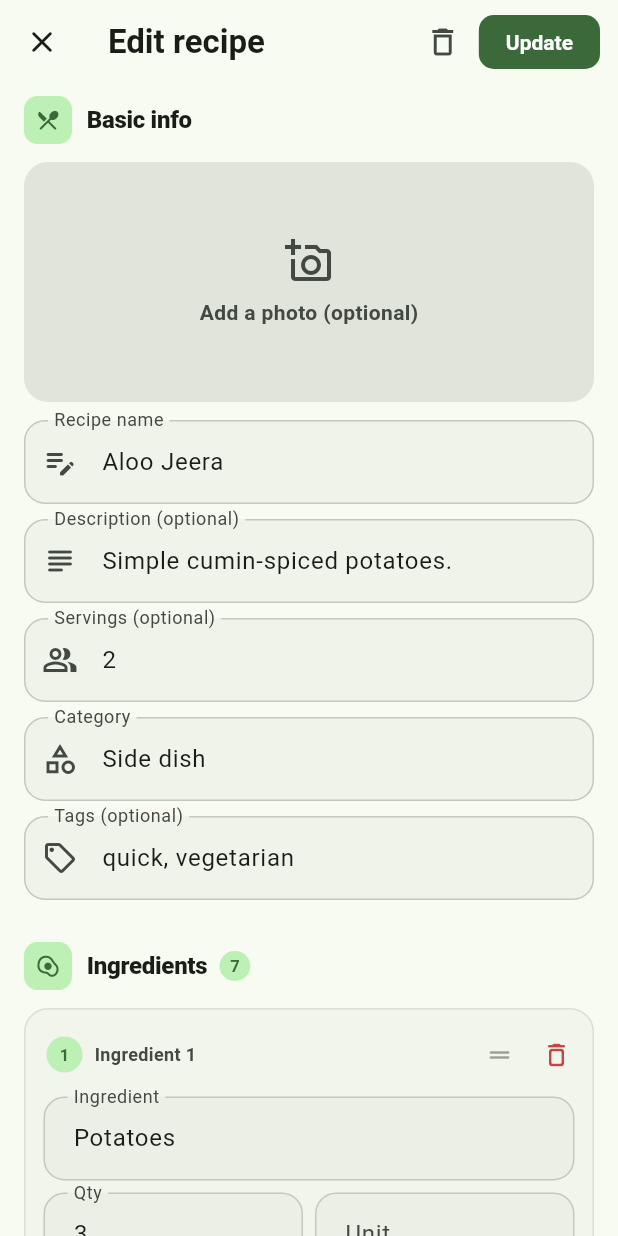
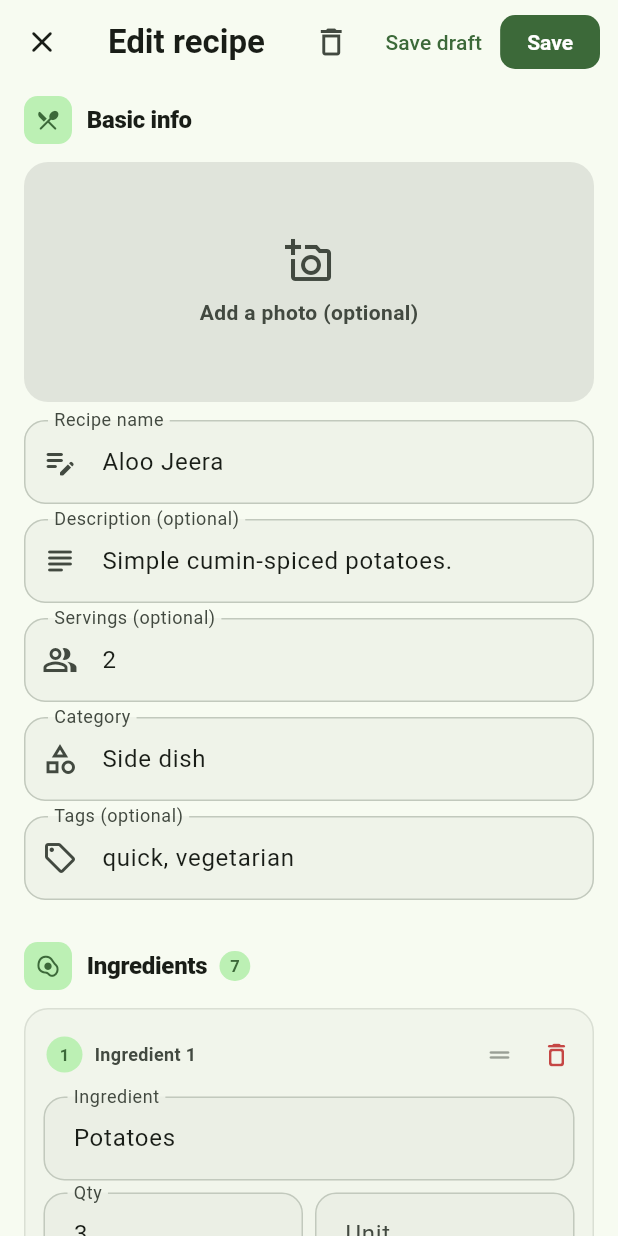
Before and after one commit to blbhargav/stock-home, a Flutter app: the RecipeEditScreen screen opened directly with sample values from the repository, on a phone screen of 412 x 824 dp. Run offline on Flutter 3.47's test engine with Material 3 defaults, Android fonts, the phone set to English and light mode, and no system bars; our stand-ins replace cloud_firestore, firebase_auth, firebase_core, firebase_storage, flutter_local_notifications, image_picker and 6 more; missing offline and left inert: mobile_scanner; accounts and stored records are empty; project files that could hold a hidden picture were left out.

Commit message:
Add recipe drafts and direct editing
- Recipe model and Firestore serialization now include isDraft
- Editor supports incomplete Save draft flow without requiring ingredients,
  steps, or a recipe name; unnamed drafts use Untitled recipe
- Publish/save action validates the completed recipe and clears draft state
- Added app-bar and bottom Save draft / Publish actions
- Drafts show a Draft label and open directly in the editor from the list
- User recipes have a direct Edit action in the recipe list
- Existing edit, conflict detection, tags, photos, and requirement-chip logic
  remain intact

Verified: analyze clean, 60 tests passing, debug APK builds.

```diff
--- a/lib/models/recipe.dart
+++ b/lib/models/recipe.dart
@@ -137,6 +137,7 @@ class Recipe {
     this.category = 'Other',
     this.tags = const [],
     this.updatedAt,
+    this.isDraft = false,
   });
 
   final String id;
@@ -159,6 +160,9 @@ class Recipe {
   /// Server timestamp used to detect concurrent edits.
   final DateTime? updatedAt;
 
+  /// Drafts are editable but not ready to cook/publish.
+  final bool isDraft;
+
   Set<String> get defaultSelection =>
       ingredients.where((i) => !i.optional).map((i) => i.id).toSet();
 
@@ -175,6 +179,7 @@ class Recipe {
     String? category,
     List<String>? tags,
     DateTime? updatedAt,
+    bool? isDraft,
   }) {
     return Recipe(
       id: id ?? this.id,
@@ -189,6 +194,7 @@ class Recipe {
       category: category ?? this.category,
       tags: tags ?? this.tags,
       updatedAt: updatedAt ?? this.updatedAt,
+      isDraft: isDraft ?? this.isDraft,
     );
   }
 }
--- a/lib/providers/recipe_provider.dart
+++ b/lib/providers/recipe_provider.dart
@@ -113,6 +113,7 @@ class RecipeProvider extends ChangeNotifier {
       createdBy: createdBy,
       category: source.category,
       tags: source.tags,
+      isDraft: false,
     );
     return _service.addRecipe(id, copy);
   }
--- a/lib/screens/recipe_edit_screen.dart
+++ b/lib/screens/recipe_edit_screen.dart
@@ -181,12 +181,12 @@ class _RecipeEditScreenState extends State<RecipeEditScreen> {
     WidgetsBinding.instance.addPostFrameCallback((_) => removed.dispose());
   }
 
-  Future<void> _save() async {
-    if (!_formKey.currentState!.validate()) return;
+  Future<void> _save({required bool asDraft}) async {
+    if (!asDraft && !_formKey.currentState!.validate()) return;
     final valid = _ingredients
         .where((i) => i.nameCtrl.text.trim().isNotEmpty)
         .toList();
-    if (valid.isEmpty) {
+    if (!asDraft && valid.isEmpty) {
       ScaffoldMessenger.of(context).showSnackBar(
         const SnackBar(content: Text('Add at least one ingredient.')),
       );
@@ -241,7 +241,9 @@ class _RecipeEditScreenState extends State<RecipeEditScreen> {
 
     final recipe = Recipe(
       id: widget.existing?.id ?? 'temp',
-      name: _nameCtrl.text.trim(),
+      name: _nameCtrl.text.trim().isEmpty
+          ? 'Untitled recipe'
+          : _nameCtrl.text.trim(),
       description: _descCtrl.text.trim().isEmpty ? null : _descCtrl.text.trim(),
       servings: int.tryParse(_servingsCtrl.text.trim()),
       ingredients: ingredients,
@@ -254,6 +256,7 @@ class _RecipeEditScreenState extends State<RecipeEditScreen> {
           : _categoryCtrl.text.trim(),
       tags: tags,
       updatedAt: widget.existing?.updatedAt,
+      isDraft: asDraft,
     );
 
     try {
@@ -367,6 +370,11 @@ class _RecipeEditScreenState extends State<RecipeEditScreen> {
               icon: const Icon(Icons.delete_outline),
               onPressed: _saving ? null : _confirmDelete,
             ),
+          if (!_saving)
+            TextButton(
+              onPressed: () => _save(asDraft: true),
+              child: const Text('Save draft'),
+            ),
           Padding(
             padding: const EdgeInsets.only(right: 12),
             child: _saving
@@ -382,7 +390,7 @@ class _RecipeEditScreenState extends State<RecipeEditScreen> {
                     ),
                   )
                 : FilledButton(
-                    onPressed: _save,
+                    onPressed: () => _save(asDraft: false),
                     style: FilledButton.styleFrom(
                       padding: const EdgeInsets.symmetric(horizontal: 18),
                       minimumSize: const Size(0, 36),
@@ -394,7 +402,9 @@ class _RecipeEditScreenState extends State<RecipeEditScreen> {
                         fontSize: 14,
                       ),
                     ),
-                    child: Text(widget.isEditing ? 'Update' : 'Save'),
+                    child: Text(
+                      widget.existing?.isDraft == true ? 'Publish' : 'Save',
+                    ),
                   ),
           ),
         ],
@@ -577,8 +587,24 @@ class _RecipeEditScreenState extends State<RecipeEditScreen> {
             ),
 
             const SizedBox(height: 28),
-            FilledButton.tonal(
-              onPressed: _saving ? null : _save,
+            Row(
+              children: [
+                Expanded(
+                  child: OutlinedButton(
+                    onPressed: _saving ? null : () => _save(asDraft: true),
+                    style: OutlinedButton.styleFrom(
+                      minimumSize: const Size.fromHeight(52),
+                      shape: RoundedRectangleBorder(
+                        borderRadius: BorderRadius.circular(14),
+                      ),
+                    ),
+                    child: const Text('Save draft'),
+                  ),
+                ),
+                const SizedBox(width: 10),
+                Expanded(
+                  child: FilledButton.tonal(
+                    onPressed: _saving ? null : () => _save(asDraft: false),
                     style: FilledButton.styleFrom(
                       minimumSize: const Size.fromHeight(52),
                       shape: RoundedRectangleBorder(
@@ -586,12 +612,17 @@ class _RecipeEditScreenState extends State<RecipeEditScreen> {
                       ),
                     ),
                     child: Text(
-                widget.isEditing ? 'Update recipe' : 'Save recipe',
+                      widget.existing?.isDraft == true
+                          ? 'Publish'
+                          : 'Save recipe',
                       style: const TextStyle(
                         fontWeight: FontWeight.w700,
                         fontSize: 15,
                       ),
                     ),
+                  ),
+                ),
+              ],
             ),
           ],
         ),
--- a/lib/services/recipe_service.dart
+++ b/lib/services/recipe_service.dart
@@ -173,6 +173,7 @@ Recipe recipeFromMap(String id, Map<String, dynamic> data) {
     category: (data['category'] ?? 'Other') as String,
     tags: ((data['tags'] as List?) ?? const []).whereType<String>().toList(),
     updatedAt: recipeDateFrom(data['updatedAt']),
+    isDraft: (data['isDraft'] as bool?) ?? false,
   );
 }
 
@@ -192,6 +193,7 @@ Map<String, dynamic> recipeToMap(Recipe r) {
     'imageUrl': r.imageUrl,
     'category': r.category,
     'tags': r.tags,
+    'isDraft': r.isDraft,
     'ingredients': r.ingredients
         .map(
           (i) => {
```
Also changed, not shown: lib/screens/recipes_screen.dart (+33 -12 lines). Lines whose indentation alone changed are shown as unchanged.
